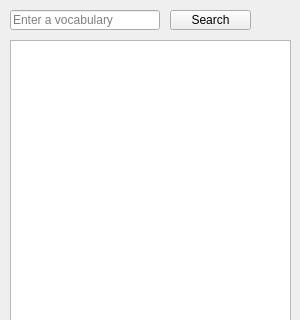
Qt form ui/view.ui (pystander/Word-Sea) before a commit; both pictures show x 0 to 300 and y 0 to 320 of the 300 by 600 pixel window.
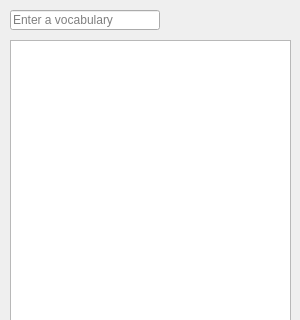
The same form after that commit.

What changed in the file:
```diff
--- a/ui/view.ui
+++ b/ui/view.ui
@@ -43,25 +43,6 @@
      <bool>true</bool>
     </property>
    </widget>
-   <widget class="QPushButton" name="search_button">
-    <property name="geometry">
-     <rect>
-      <x>170</x>
-      <y>10</y>
-      <width>81</width>
-      <height>20</height>
-     </rect>
-    </property>
-    <property name="text">
-     <string>Search</string>
-    </property>
-    <property name="autoDefault">
-     <bool>false</bool>
-    </property>
-    <property name="default">
-     <bool>false</bool>
-    </property>
-   </widget>
   </widget>
   <widget class="QMenuBar" name="menubar">
    <property name="geometry">
```
